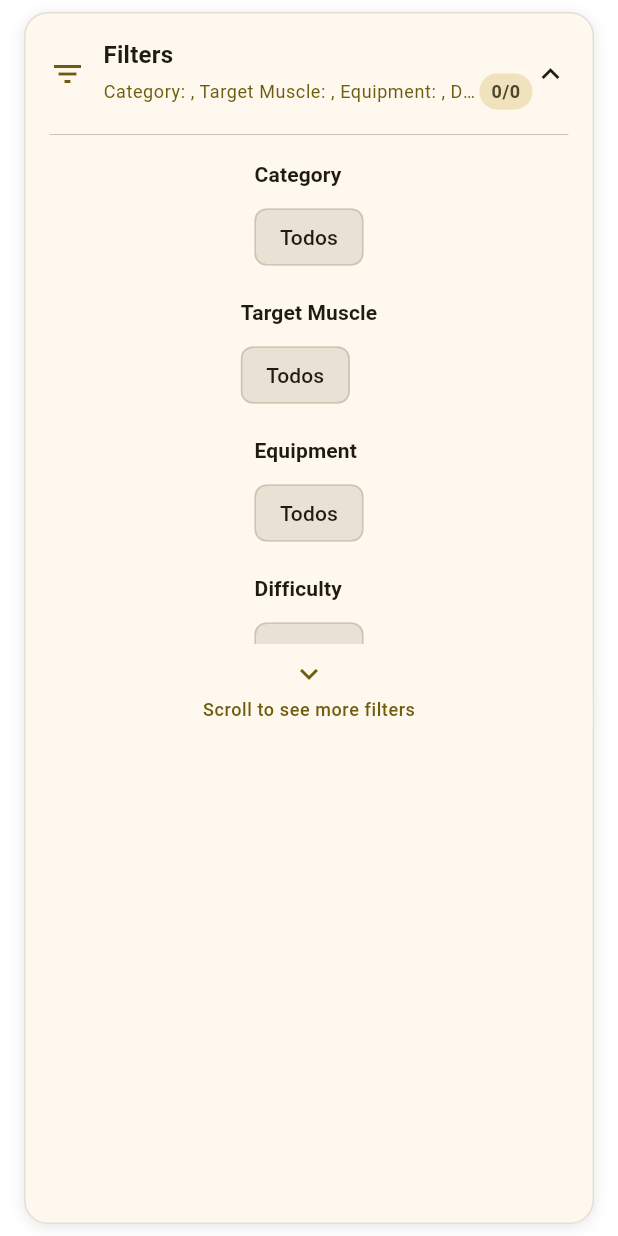
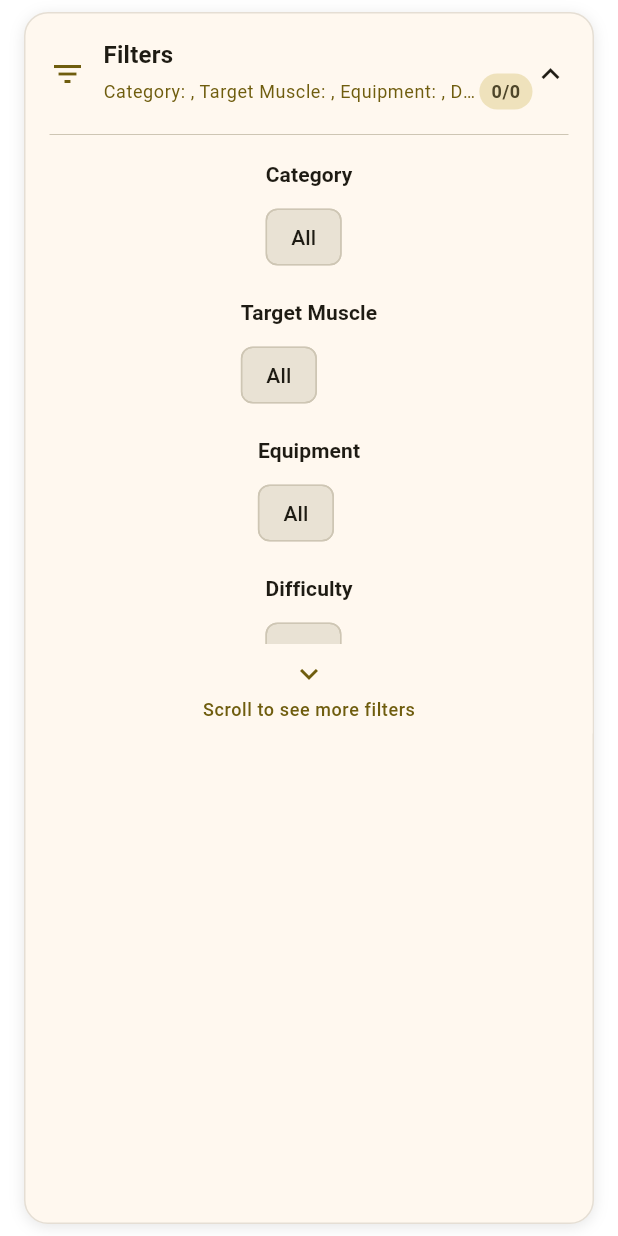
Before and after one commit to Alsahim0420/Athlos, a Flutter app: the ExerciseFiltersWidget widget shown alone on an empty page, opened directly with empty values, after a tap on "Filters", on a phone screen of 412 x 824 dp. Run offline on Flutter 3.47's test engine with Material 3 defaults, Android fonts, the phone set to English and light mode, and no system bars; our stand-ins replace cloud_firestore, connectivity_plus, firebase_auth, firebase_core, firebase_remote_config, get and 2 more; accounts and stored records are empty; network calls fail.

Commit message:
Update: Change filter label from "Todos" to "All" for consistency in exercise filters

```diff
--- a/lib/features/home/presentation/widgets/exercise_filters_widget.dart
+++ b/lib/features/home/presentation/widgets/exercise_filters_widget.dart
@@ -404,9 +404,9 @@ class _ExerciseFiltersWidgetState extends State<ExerciseFiltersWidget>
           spacing: 8,
           runSpacing: 8,
           children: [
-            // "Todos" option
-            FilterChip(
-              label: const Text('Todos'),
+                            // "All" option
+                FilterChip(
+                  label: const Text('All'),
               selected: selectedValue == null,
               onSelected: (selected) {
                 if (selected) {
```
Also changed, not shown: 1 other file.
